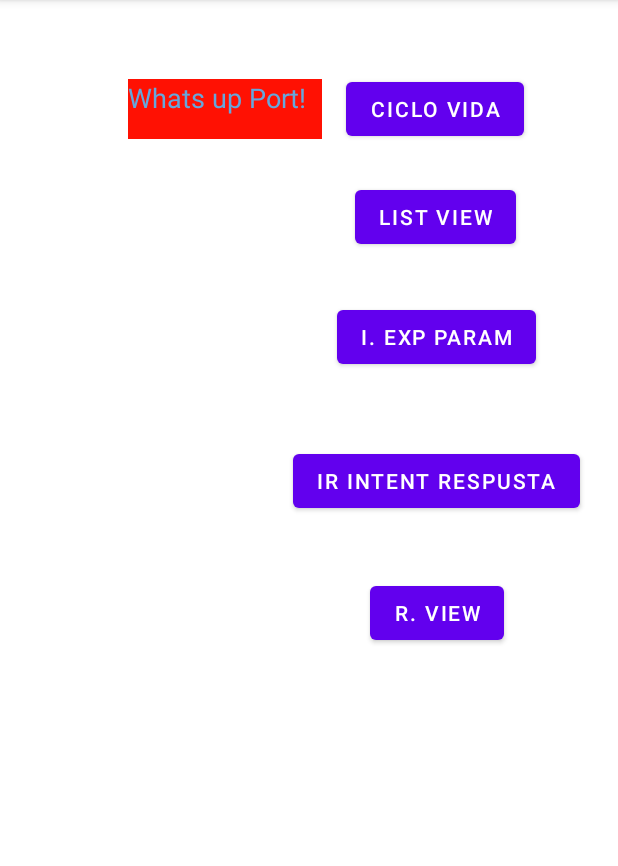
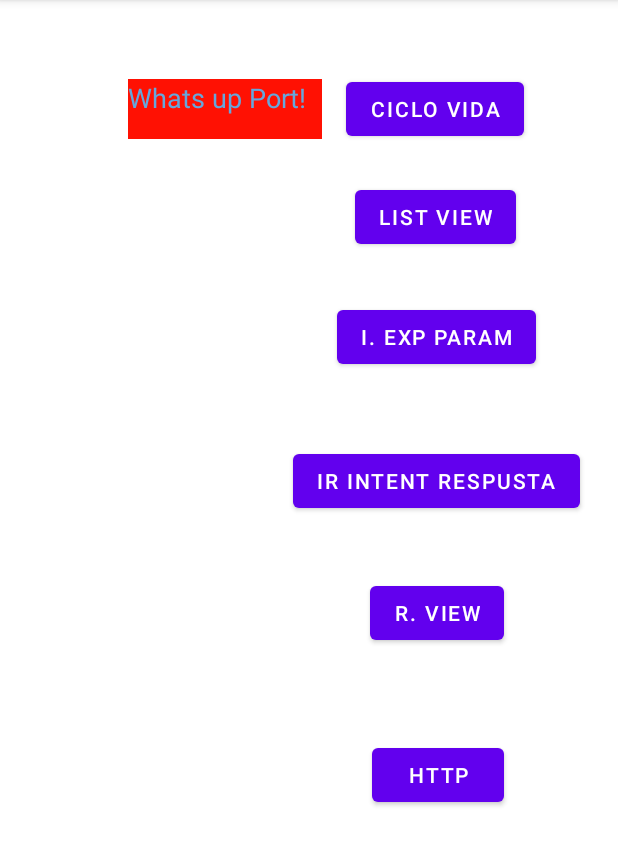
Before and after one commit to 2020-B-Aplicaciones-Moviles-Computacion/AMC-paredes-araujo-ramses-alexander, an Android app: the screen it shows after launch (MainActivity), on a phone screen of 412 x 824 dp, the part 84-950 px from its top. Run offline under Robolectric (Android 15) with nearby library versions, the phone set to English and light mode, and no system bars.

Commit message:
PostHTTP

```diff
--- a/AndroidStudioProjects/app/build.gradle
+++ b/AndroidStudioProjects/app/build.gradle
@@ -42,4 +42,6 @@ dependencies {
     testImplementation 'junit:junit:4.+'
     androidTestImplementation 'androidx.test.ext:junit:1.1.1'
     androidTestImplementation 'androidx.test.espresso:espresso-core:3.2.0'
+    implementation 'com.github.kittinunf.fuel:fuel:2.3.1'
+    implementation 'com.beust:klaxon:5.0.1'
 }
--- a/AndroidStudioProjects/app/src/main/java/com/example/aplicacionmoviles/MainActivity.kt
+++ b/AndroidStudioProjects/app/src/main/java/com/example/aplicacionmoviles/MainActivity.kt
@@ -78,6 +78,12 @@ class MainActivity : AppCompatActivity() {
         botonIrRecyclerView.setOnClickListener {
             irActividad(
                 GRecyclerView::class.java
+            )
+        }
+        val botonIrHttp = findViewById<Button>(R.id.btn_ir_http)
+        botonIrHttp.setOnClickListener {
+            irActividad(
+                HHttpActivity::class.java
             )
         }
     }
--- a/AndroidStudioProjects/app/src/main/res/layout/activity_main.xml
+++ b/AndroidStudioProjects/app/src/main/res/layout/activity_main.xml
@@ -74,4 +74,15 @@
         app:layout_constraintStart_toStartOf="@+id/btn_ir_intent_con_respuesta"
         app:layout_constraintTop_toBottomOf="@+id/btn_ir_intent_con_respuesta" />
 
+    <Button
+        android:id="@+id/btn_ir_http"
+        android:layout_width="wrap_content"
+        android:layout_height="wrap_content"
+        android:layout_marginTop="60dp"
+        android:text="HTTP"
+        app:layout_constraintEnd_toEndOf="@+id/btn_ir_recycler_view"
+        app:layout_constraintHorizontal_bias="1.0"
+        app:layout_constraintStart_toStartOf="@+id/btn_ir_recycler_view"
+        app:layout_constraintTop_toBottomOf="@+id/btn_ir_recycler_view" />
+
 </androidx.constraintlayout.widget.ConstraintLayout>
```
Also changed, not shown: AndroidStudioProjects/app/src/main/AndroidManifest.xml (+6 -1 lines), AndroidStudioProjects/app/src/main/java/com/example/aplicacionmoviles/HHttpActivity.kt (added, +94 -0 lines), AndroidStudioProjects/app/src/main/java/com/example/aplicacionmoviles/IPostHttp.kt (added, +19 -0 lines), AndroidStudioProjects/app/src/main/res/layout/activity_h_http.xml (added, +9 -0 lines).
